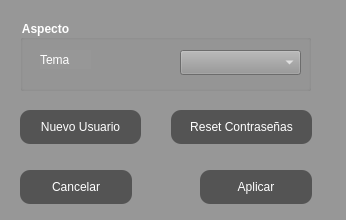
Qt form src/GUI/ConfigWindow.ui (jesusramondovale/IngenicaSTS) before a commit.
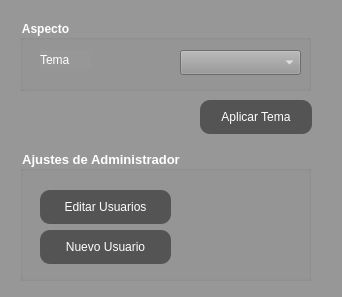
The same form after that commit. Icons and pictures are not drawn.

Patch:
```diff
--- a/src/GUI/ConfigWindow.ui
+++ b/src/GUI/ConfigWindow.ui
@@ -6,8 +6,8 @@
    <rect>
     <x>0</x>
     <y>0</y>
-    <width>346</width>
-    <height>220</height>
+    <width>342</width>
+    <height>297</height>
    </rect>
   </property>
   <property name="windowTitle">
@@ -117,34 +117,56 @@
     <property name="geometry">
      <rect>
       <x>200</x>
-      <y>170</y>
+      <y>100</y>
       <width>112</width>
       <height>34</height>
      </rect>
     </property>
     <property name="text">
-     <string>Aplicar</string>
+     <string>Aplicar Tema</string>
     </property>
    </widget>
-   <widget class="QPushButton" name="buttonCancelar">
+   <widget class="QGroupBox" name="gpAdmin">
     <property name="geometry">
      <rect>
       <x>20</x>
-      <y>170</y>
-      <width>112</width>
+      <y>150</y>
+      <width>291</width>
+      <height>131</height>
+     </rect>
+    </property>
+    <property name="font">
+     <font>
+      <pointsize>10</pointsize>
+      <weight>75</weight>
+      <bold>true</bold>
+     </font>
+    </property>
+    <property name="styleSheet">
+     <string notr="true">color: rgb(255, 255, 255)</string>
+    </property>
+    <property name="title">
+     <string>Ajustes de Administrador</string>
+    </property>
+    <widget class="QPushButton" name="buttonResetPass">
+     <property name="geometry">
+      <rect>
+       <x>20</x>
+       <y>40</y>
+       <width>131</width>
       <height>34</height>
      </rect>
     </property>
     <property name="text">
-     <string>Cancelar</string>
+      <string>Editar Usuarios</string>
     </property>
    </widget>
    <widget class="QPushButton" name="buttonNewUser">
     <property name="geometry">
      <rect>
       <x>20</x>
-      <y>110</y>
-      <width>121</width>
+       <y>80</y>
+       <width>131</width>
       <height>34</height>
      </rect>
     </property>
@@ -152,18 +174,6 @@
      <string>Nuevo Usuario</string>
     </property>
    </widget>
-   <widget class="QPushButton" name="buttonResetPass">
-    <property name="geometry">
-     <rect>
-      <x>171</x>
-      <y>110</y>
-      <width>141</width>
-      <height>34</height>
-     </rect>
-    </property>
-    <property name="text">
-     <string>Reset Contraseñas</string>
-    </property>
    </widget>
   </widget>
  </widget>
```
Left out of the diff: 21 changed lines with no effect on the pictures. Lines whose indentation alone changed are shown as unchanged.
